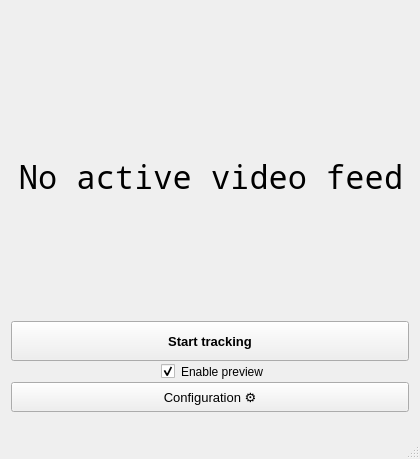
Before: the Qt Designer form Client/src/view/MainWindow.ui in AIRLegend/aitrack, drawn with Qt 5.
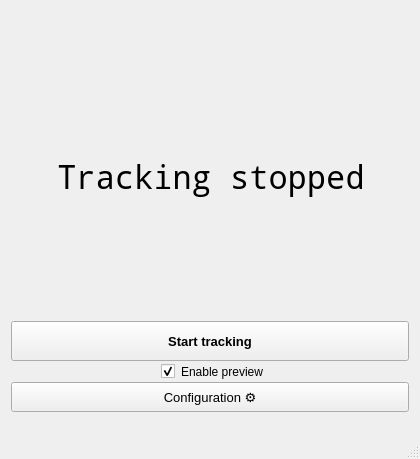
After: the same form once the commit is applied. Icons and pictures are not drawn.

Commit message:
Change "No active video feed"
It can be confusing to some users

The edit to the form file:
```diff
--- a/Client/src/view/MainWindow.ui
+++ b/Client/src/view/MainWindow.ui
@@ -152,7 +152,7 @@
          <enum>QFrame::Plain</enum>
         </property>
         <property name="text">
-         <string>No active video feed</string>
+         <string>&lt;html&gt;&lt;head/&gt;&lt;body&gt;&lt;p&gt;Tracking stopped&lt;/p&gt;&lt;/body&gt;&lt;/html&gt;</string>
         </property>
         <property name="scaledContents">
          <bool>false</bool>
```
The commit also changes 1 other file.
